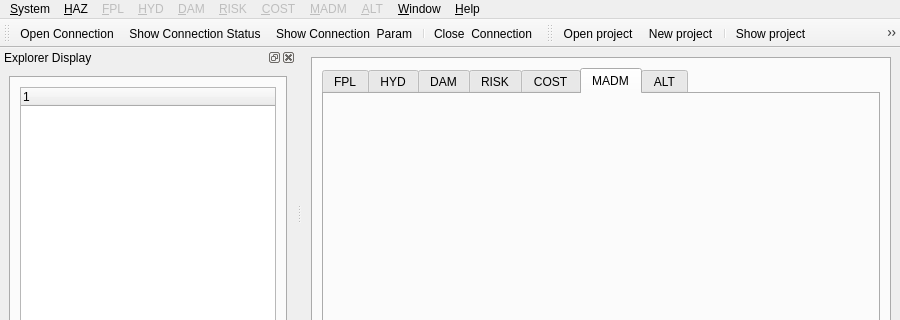
Above: source_code/Main_Wid.ui from dabachma/ProMaIDes_src before the change; both pictures show x 0 to 900 and y 0 to 320 of the 900 by 682 pixel window. Below: the same form after it.
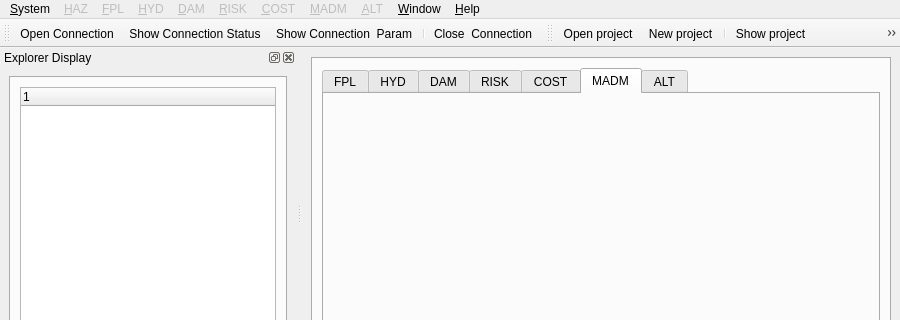
That is the form after the change. Icons and pictures are not drawn. Custom widgets are drawn as their Qt base class.

Patch:
```diff
--- a/source_code/Main_Wid.ui
+++ b/source_code/Main_Wid.ui
@@ -700,6 +700,9 @@
     <addaction name="menu_alt_ommon"/>
    </widget>
    <widget class="QMenu" name="menu_HAZ">
+    <property name="enabled">
+     <bool>false</bool>
+    </property>
     <property name="title">
      <string>&amp;HAZ</string>
     </property>
```
